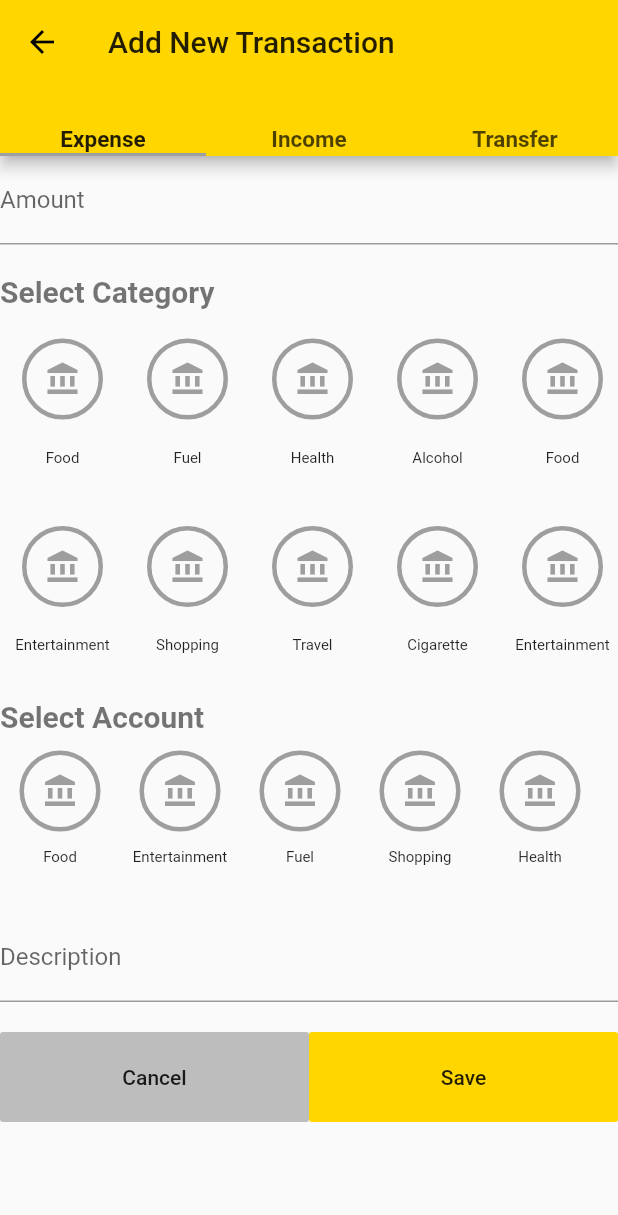
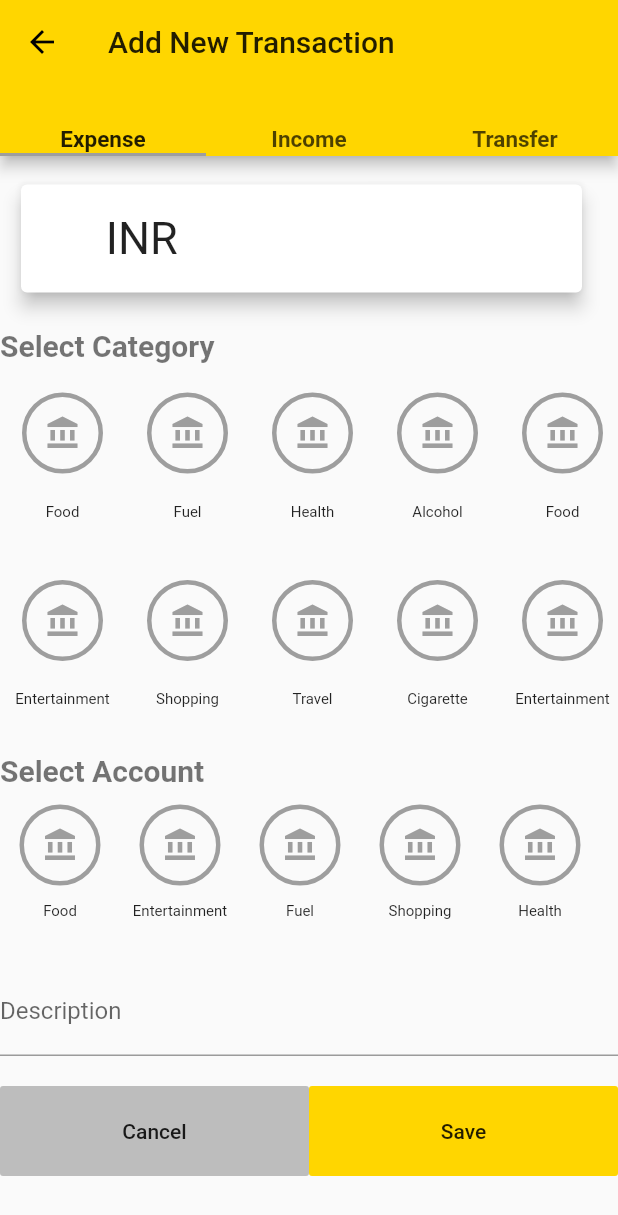
Before and after one commit to DevendraJ/xpenso, a Flutter app: the NewTransaction screen opened directly, on a phone screen of 412 x 824 dp. Shown: the top 1215 px of the screen. Run offline on Flutter 3.47's test engine with Material 2 defaults, Android fonts, the light colour scheme and no system bars.

Commit message:
Added card for amount text-field of new transaction page

```diff
--- a/lib/widgets/expense_income_form.dart
+++ b/lib/widgets/expense_income_form.dart
@@ -38,10 +38,39 @@ class _ExpenseAndIncomeFormState extends State<ExpenseAndIncomeForm> {
         child: Column(
           crossAxisAlignment: CrossAxisAlignment.start,
           children: [
-            TextFormField(
-              keyboardType: TextInputType.number,
-              maxLines: 1,
-              decoration: InputDecoration(labelText: 'Amount'),
+            SizedBox(height: 15),
+            Container(
+              margin: EdgeInsets.only(left: 10, right: 10),
+              height: 80,
+              width: MediaQuery.of(context).size.width - 30,
+              child: Card(
+                elevation: 5,
+                child: Row(
+                  mainAxisSize: MainAxisSize.max,
+                  mainAxisAlignment: MainAxisAlignment.spaceAround,
+                  crossAxisAlignment: CrossAxisAlignment.center,
+                  children: [
+                    Text(
+                      'INR',
+                      style: TextStyle(
+                        fontSize: 30,
+                        // fontWeight: FontWeight.bold,
+                      ),
+                    ),
+                    SizedBox(
+                      width: 100,
+                      child: TextFormField(
+                        keyboardType: TextInputType.number,
+                        maxLines: 1,
+                        decoration: InputDecoration(
+                          border: InputBorder.none,
+                        ),
+                        style: TextStyle(fontSize: 20),
+                      ),
+                    ),
+                  ],
+                ),
+              ),
             ),
             SizedBox(height: 20),
             Text(
--- a/pubspec.yaml
+++ b/pubspec.yaml
@@ -21,6 +21,7 @@ environment:
   sdk: ">=2.7.0 <3.0.0"
 
 dependencies:
+  stack_trace: ^1.9.6
   flutter:
     sdk: flutter
 
```
Also changed, not shown: pubspec.lock.
